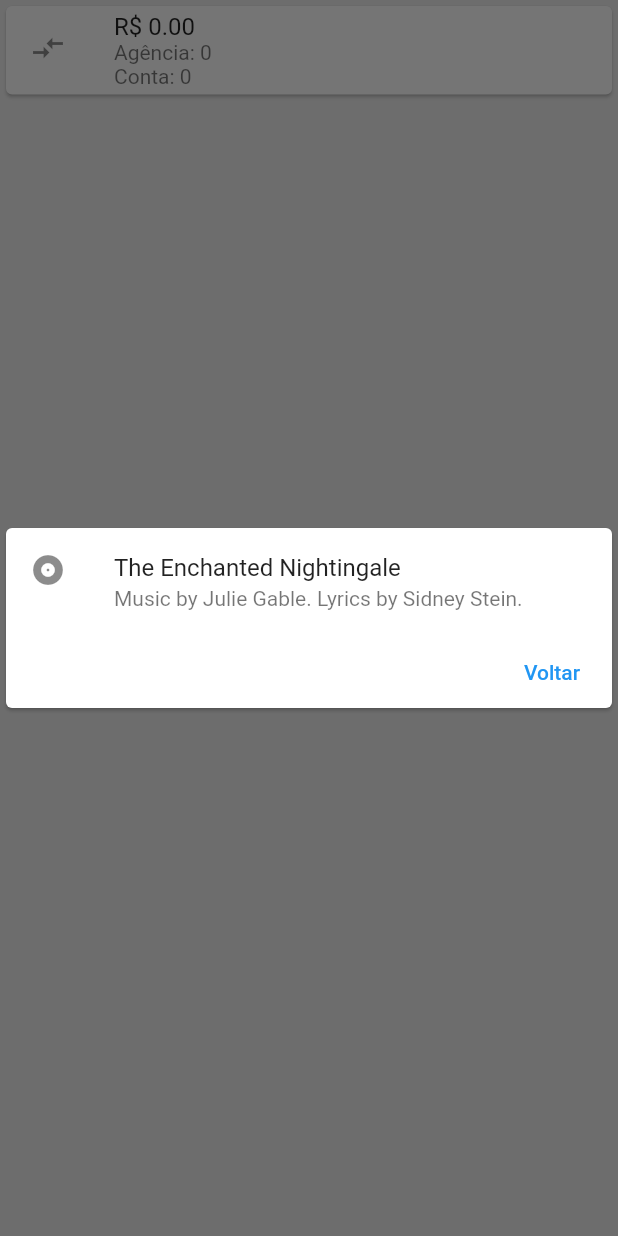
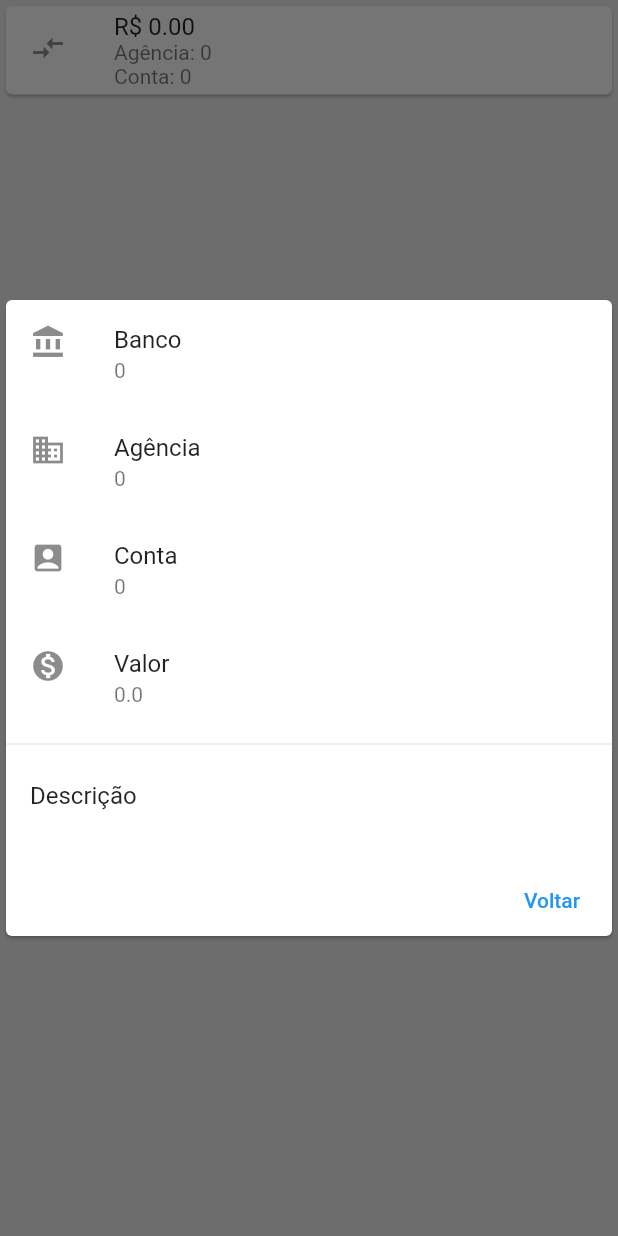
Before and after one commit to heltonricardo/bytebank-flutter, a Flutter app: the ItemTransferencia widget shown alone on an empty page, opened directly with empty values, after a tap on an icon or button, on a phone screen of 412 x 824 dp. Run offline on Flutter 3.47's test engine with Material 2 defaults, Android fonts, the phone set to English and light mode, and no system bars.

Commit message:
Update lista.dart

```diff
--- a/lib/screens/transferencia/lista.dart
+++ b/lib/screens/transferencia/lista.dart
@@ -70,7 +70,7 @@ class ItemTransferencia extends StatelessWidget {
           showDialog(
               context: context,
               builder: (context) {
-                return CardTransferencia();
+                return CardTransferencia(_transferencia);
               });
         },
       ),
@@ -79,6 +79,10 @@ class ItemTransferencia extends StatelessWidget {
 }
 
 class CardTransferencia extends StatelessWidget {
+  final Transferencia _transferencia;
+
+  CardTransferencia(this._transferencia);
+
   @override
   Widget build(BuildContext context) {
     return Center(
@@ -86,11 +90,15 @@ class CardTransferencia extends StatelessWidget {
         child: Column(
           mainAxisSize: MainAxisSize.min,
           children: <Widget>[
-            const ListTile(
-              leading: Icon(Icons.album),
-              title: Text('The Enchanted Nightingale'),
-              subtitle: Text('Music by Julie Gable. Lyrics by Sidney Stein.'),
-            ),
+            CardItem("Banco", _transferencia.banco,
+                icon: Icons.account_balance),
+            CardItem("Agência", _transferencia.agencia, icon: Icons.business),
+            CardItem("Conta", _transferencia.conta,
+                icon: Icons.account_box_rounded),
+            CardItem("Valor", _transferencia.valor,
+                icon: Icons.monetization_on),
+            Divider(),
+            CardItem("Descrição", _transferencia.descricao),
             Row(
               mainAxisAlignment: MainAxisAlignment.end,
               children: <Widget>[
@@ -110,3 +118,20 @@ class CardTransferencia extends StatelessWidget {
     );
   }
 }
+
+class CardItem extends StatelessWidget {
+  final String _title;
+  final Object _content;
+  final IconData _icon;
+
+  CardItem(this._title, this._content, {icon}) : _icon = icon;
+
+  @override
+  Widget build(BuildContext context) {
+    return ListTile(
+      leading: _icon == null ? null : Icon(_icon),
+      title: Text(_title),
+      subtitle: Text(_content.toString()),
+    );
+  }
+}
```
